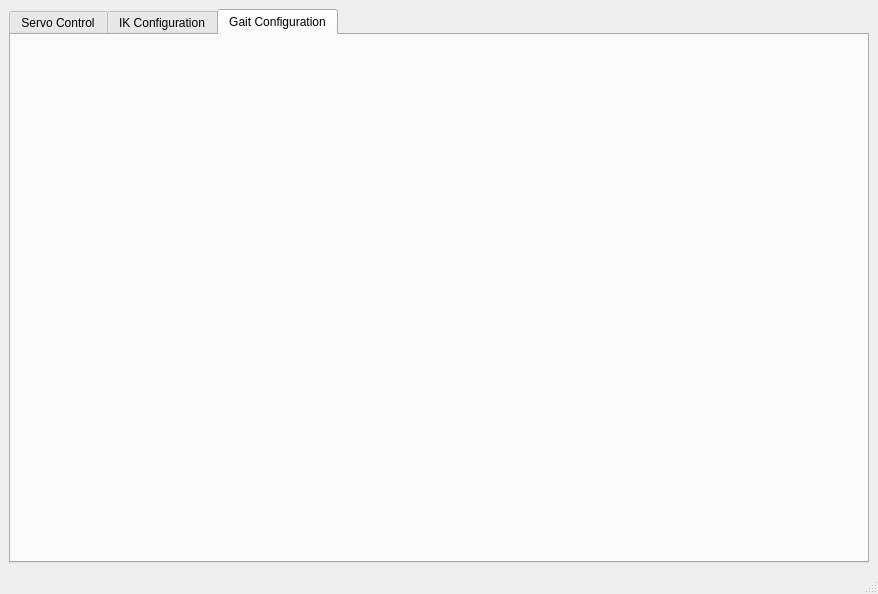
mjbots/mjmech, file mtool_main_window.ui: the form before one commit.
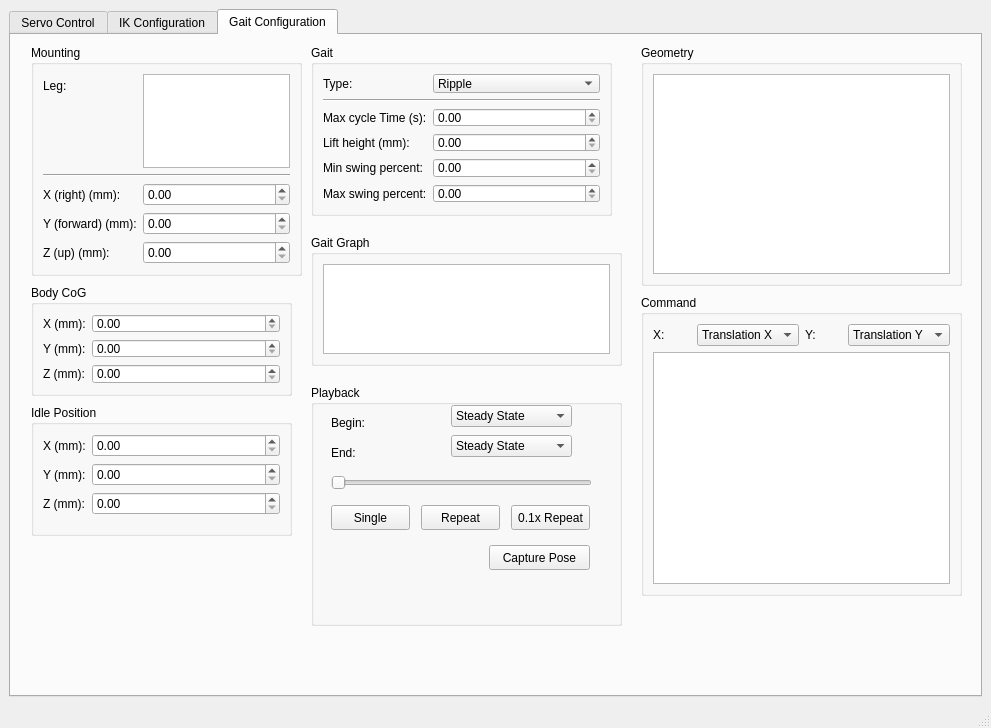
The form after the commit. The open tabs and pages were chosen to show the change.

Commit message: In-progress work on the gait tab of mtool.

```diff
--- a/mtool_main_window.ui
+++ b/mtool_main_window.ui
@@ -6,8 +6,8 @@
    <rect>
     <x>0</x>
     <y>0</y>
-    <width>878</width>
-    <height>594</height>
+    <width>991</width>
+    <height>728</height>
    </rect>
   </property>
   <property name="windowTitle">
@@ -797,6 +797,523 @@
        <attribute name="title">
         <string>Gait Configuration</string>
        </attribute>
+       <widget class="QGroupBox" name="groupBox">
+        <property name="geometry">
+         <rect>
+          <x>630</x>
+          <y>10</y>
+          <width>321</width>
+          <height>241</height>
+         </rect>
+        </property>
+        <property name="title">
+         <string>Geometry</string>
+        </property>
+        <layout class="QVBoxLayout" name="verticalLayout_9">
+         <item>
+          <widget class="QGraphicsView" name="graphicsView_3"/>
+         </item>
+        </layout>
+       </widget>
+       <widget class="QGroupBox" name="groupBox_2">
+        <property name="geometry">
+         <rect>
+          <x>630</x>
+          <y>260</y>
+          <width>321</width>
+          <height>301</height>
+         </rect>
+        </property>
+        <property name="title">
+         <string>Command</string>
+        </property>
+        <layout class="QVBoxLayout" name="verticalLayout_8">
+         <item>
+          <layout class="QHBoxLayout" name="horizontalLayout_5">
+           <item>
+            <widget class="QLabel" name="label_18">
+             <property name="text">
+              <string>X:</string>
+             </property>
+            </widget>
+           </item>
+           <item>
+            <widget class="QComboBox" name="comboBox_4">
+             <item>
+              <property name="text">
+               <string>Translation X</string>
+              </property>
+             </item>
+             <item>
+              <property name="text">
+               <string>Translation Y</string>
+              </property>
+             </item>
+             <item>
+              <property name="text">
+               <string>Rotation</string>
+              </property>
+             </item>
+             <item>
+              <property name="text">
+               <string>Body Pitch</string>
+              </property>
+             </item>
+             <item>
+              <property name="text">
+               <string>Body Roll</string>
+              </property>
+             </item>
+             <item>
+              <property name="text">
+               <string>Body Yaw</string>
+              </property>
+             </item>
+            </widget>
+           </item>
+           <item>
+            <widget class="QLabel" name="label_19">
+             <property name="text">
+              <string>Y:</string>
+             </property>
+            </widget>
+           </item>
+           <item>
+            <widget class="QComboBox" name="comboBox_5">
+             <property name="currentIndex">
+              <number>1</number>
+             </property>
+             <item>
+              <property name="text">
+               <string>Translation X</string>
+              </property>
+             </item>
+             <item>
+              <property name="text">
+               <string>Translation Y</string>
+              </property>
+             </item>
+             <item>
+              <property name="text">
+               <string>Rotation</string>
+              </property>
+             </item>
+             <item>
+              <property name="text">
+               <string>Body Pitch</string>
+              </property>
+             </item>
+             <item>
+              <property name="text">
+               <string>Body Roll</string>
+              </property>
+             </item>
+             <item>
+              <property name="text">
+               <string>Body Yaw</string>
+              </property>
+             </item>
+            </widget>
+           </item>
+          </layout>
+         </item>
+         <item>
+          <widget class="QGraphicsView" name="graphicsView_2"/>
+         </item>
+        </layout>
+       </widget>
+       <widget class="QGroupBox" name="groupBox_6">
+        <property name="geometry">
+         <rect>
+          <x>20</x>
+          <y>10</y>
+          <width>271</width>
+          <height>231</height>
+         </rect>
+        </property>
+        <property name="title">
+         <string>Mounting</string>
+        </property>
+        <layout class="QFormLayout" name="formLayout_3">
+         <item row="0" column="0">
+          <widget class="QLabel" name="label">
+           <property name="text">
+            <string>Leg:</string>
+           </property>
+          </widget>
+         </item>
+         <item row="0" column="1">
+          <widget class="QListWidget" name="listWidget"/>
+         </item>
+         <item row="1" column="0" colspan="2">
+          <widget class="Line" name="line_5">
+           <property name="orientation">
+            <enum>Qt::Horizontal</enum>
+           </property>
+          </widget>
+         </item>
+         <item row="2" column="0">
+          <widget class="QLabel" name="label_2">
+           <property name="text">
+            <string>X (right) (mm):</string>
+           </property>
+          </widget>
+         </item>
+         <item row="2" column="1">
+          <widget class="QDoubleSpinBox" name="doubleSpinBox"/>
+         </item>
+         <item row="3" column="0">
+          <widget class="QLabel" name="label_3">
+           <property name="text">
+            <string>Y (forward) (mm):</string>
+           </property>
+          </widget>
+         </item>
+         <item row="3" column="1">
+          <widget class="QDoubleSpinBox" name="doubleSpinBox_2"/>
+         </item>
+         <item row="4" column="0">
+          <widget class="QLabel" name="label_4">
+           <property name="text">
+            <string>Z (up) (mm):</string>
+           </property>
+          </widget>
+         </item>
+         <item row="4" column="1">
+          <widget class="QDoubleSpinBox" name="doubleSpinBox_3"/>
+         </item>
+        </layout>
+       </widget>
+       <widget class="QGroupBox" name="groupBox_7">
+        <property name="geometry">
+         <rect>
+          <x>300</x>
+          <y>10</y>
+          <width>301</width>
+          <height>171</height>
+         </rect>
+        </property>
+        <property name="title">
+         <string>Gait</string>
+        </property>
+        <layout class="QFormLayout" name="formLayout_6">
+         <item row="0" column="0">
+          <widget class="QLabel" name="label_5">
+           <property name="text">
+            <string>Type:</string>
+           </property>
+          </widget>
+         </item>
+         <item row="0" column="1">
+          <widget class="QComboBox" name="comboBox">
+           <item>
+            <property name="text">
+             <string>Ripple</string>
+            </property>
+           </item>
+          </widget>
+         </item>
+         <item row="1" column="0" colspan="2">
+          <widget class="Line" name="line_6">
+           <property name="orientation">
+            <enum>Qt::Horizontal</enum>
+           </property>
+          </widget>
+         </item>
+         <item row="2" column="0">
+          <widget class="QLabel" name="label_6">
+           <property name="text">
+            <string>Max cycle Time (s):</string>
+           </property>
+          </widget>
+         </item>
+         <item row="2" column="1">
+          <widget class="QDoubleSpinBox" name="doubleSpinBox_4"/>
+         </item>
+         <item row="3" column="0">
+          <widget class="QLabel" name="label_7">
+           <property name="text">
+            <string>Lift height (mm):</string>
+           </property>
+          </widget>
+         </item>
+         <item row="3" column="1">
+          <widget class="QDoubleSpinBox" name="doubleSpinBox_5"/>
+         </item>
+         <item row="4" column="0">
+          <widget class="QLabel" name="label_8">
+           <property name="text">
+            <string>Min swing percent:</string>
+           </property>
+          </widget>
+         </item>
+         <item row="4" column="1">
+          <widget class="QDoubleSpinBox" name="doubleSpinBox_6"/>
+         </item>
+         <item row="5" column="0">
+          <widget class="QLabel" name="label_9">
+           <property name="text">
+            <string>Max swing percent:</string>
+           </property>
+          </widget>
+         </item>
+         <item row="5" column="1">
+          <widget class="QDoubleSpinBox" name="doubleSpinBox_7"/>
+         </item>
+        </layout>
+       </widget>
+       <widget class="QGroupBox" name="groupBox_8">
+        <property name="geometry">
+         <rect>
+          <x>300</x>
+          <y>200</y>
+          <width>311</width>
+          <height>131</height>
+         </rect>
+        </property>
+        <property name="title">
+         <string>Gait Graph</string>
+        </property>
+        <layout class="QVBoxLayout" name="verticalLayout_7">
+         <item>
+          <widget class="QGraphicsView" name="graphicsView"/>
+         </item>
+        </layout>
+       </widget>
+       <widget class="QGroupBox" name="groupBox_9">
+        <property name="geometry">
+         <rect>
+          <x>20</x>
+          <y>370</y>
+          <width>261</width>
+          <height>131</height>
+         </rect>
+        </property>
+        <property name="title">
+         <string>Idle Position</string>
+        </property>
+        <layout class="QFormLayout" name="formLayout_5">
+         <item row="0" column="0">
+          <widget class="QLabel" name="label_10">
+           <property name="text">
+            <string>X (mm):</string>
+           </property>
+          </widget>
+         </item>
+         <item row="0" column="1">
+          <widget class="QDoubleSpinBox" name="doubleSpinBox_8"/>
+         </item>
+         <item row="1" column="0">
+          <widget class="QLabel" name="label_11">
+           <property name="text">
+            <string>Y (mm):</string>
+           </property>
+          </widget>
+         </item>
+         <item row="1" column="1">
+          <widget class="QDoubleSpinBox" name="doubleSpinBox_9"/>
+         </item>
+         <item row="2" column="0">
+          <widget class="QLabel" name="label_12">
+           <property name="text">
+            <string>Z (mm):</string>
+           </property>
+          </widget>
+         </item>
+         <item row="2" column="1">
+          <widget class="QDoubleSpinBox" name="doubleSpinBox_10"/>
+         </item>
+        </layout>
+       </widget>
+       <widget class="QGroupBox" name="groupBox_10">
+        <property name="geometry">
+         <rect>
+          <x>20</x>
+          <y>250</y>
+          <width>261</width>
+          <height>111</height>
+         </rect>
+        </property>
+        <property name="title">
+         <string>Body CoG</string>
+        </property>
+        <layout class="QFormLayout" name="formLayout_4">
+         <item row="0" column="0">
+          <widget class="QLabel" name="label_13">
+           <property name="text">
+            <string>X (mm):</string>
+           </property>
+          </widget>
+         </item>
+         <item row="0" column="1">
+          <widget class="QDoubleSpinBox" name="doubleSpinBox_11"/>
+         </item>
+         <item row="1" column="0">
+          <widget class="QLabel" name="label_14">
+           <property name="text">
+            <string>Y (mm):</string>
+           </property>
+          </widget>
+         </item>
+         <item row="1" column="1">
+          <widget class="QDoubleSpinBox" name="doubleSpinBox_12"/>
+         </item>
+         <item row="2" column="0">
+          <widget class="QLabel" name="label_15">
+           <property name="text">
+            <string>Z (mm):</string>
+           </property>
+          </widget>
+         </item>
+         <item row="2" column="1">
+          <widget class="QDoubleSpinBox" name="doubleSpinBox_13"/>
+         </item>
+        </layout>
+       </widget>
+       <widget class="QGroupBox" name="groupBox_11">
+        <property name="geometry">
+         <rect>
+          <x>300</x>
+          <y>350</y>
+          <width>311</width>
+          <height>241</height>
+         </rect>
+        </property>
+        <property name="title">
+         <string>Playback</string>
+        </property>
+        <widget class="QLabel" name="label_16">
+         <property name="geometry">
+          <rect>
+           <x>20</x>
+           <y>30</y>
+           <width>41</width>
+           <height>16</height>
+          </rect>
+         </property>
+         <property name="text">
+          <string>Begin:</string>
+         </property>
+        </widget>
+        <widget class="QComboBox" name="comboBox_2">
+         <property name="geometry">
+          <rect>
+           <x>140</x>
+           <y>20</y>
+           <width>121</width>
+           <height>22</height>
+          </rect>
+         </property>
+         <item>
+          <property name="text">
+           <string>Steady State</string>
+          </property>
+         </item>
+         <item>
+          <property name="text">
+           <string>Idle</string>
+          </property>
+         </item>
+        </widget>
+        <widget class="QLabel" name="label_17">
+         <property name="geometry">
+          <rect>
+           <x>20</x>
+           <y>60</y>
+           <width>57</width>
+           <height>15</height>
+          </rect>
+         </property>
+         <property name="text">
+          <string>End:</string>
+         </property>
+        </widget>
+        <widget class="QComboBox" name="comboBox_3">
+         <property name="geometry">
+          <rect>
+           <x>140</x>
+           <y>50</y>
+           <width>121</width>
+           <height>22</height>
+          </rect>
+         </property>
+         <item>
+          <property name="text">
+           <string>Steady State</string>
+          </property>
+         </item>
+         <item>
+          <property name="text">
+           <string>Idle</string>
+          </property>
+         </item>
+        </widget>
+        <widget class="QSlider" name="horizontalSlider">
+         <property name="geometry">
+          <rect>
+           <x>20</x>
+           <y>90</y>
+           <width>261</width>
+           <height>16</height>
+          </rect>
+         </property>
+         <property name="orientation">
+          <enum>Qt::Horizontal</enum>
+         </property>
+        </widget>
+        <widget class="QPushButton" name="pushButton">
+         <property name="geometry">
+          <rect>
+           <x>20</x>
+           <y>120</y>
+           <width>79</width>
+           <height>25</height>
+          </rect>
+         </property>
+         <property name="text">
+          <string>Single</string>
+         </property>
+        </widget>
+        <widget class="QPushButton" name="pushButton_2">
+         <property name="geometry">
+          <rect>
+           <x>110</x>
+           <y>120</y>
+           <width>79</width>
+           <height>25</height>
+          </rect>
+         </property>
+         <property name="text">
+          <string>Repeat</string>
+         </property>
+        </widget>
+        <widget class="QPushButton" name="pushButton_3">
+         <property name="geometry">
+          <rect>
+           <x>200</x>
+           <y>120</y>
+           <width>79</width>
+           <height>25</height>
+          </rect>
+         </property>
+         <property name="text">
+          <string>0.1x Repeat</string>
+         </property>
+        </widget>
+        <widget class="QPushButton" name="pushButton_4">
+         <property name="geometry">
+          <rect>
+           <x>178</x>
+           <y>160</y>
+           <width>101</width>
+           <height>25</height>
+          </rect>
+         </property>
+         <property name="text">
+          <string>Capture Pose</string>
+         </property>
+        </widget>
+       </widget>
       </widget>
      </widget>
     </item>
```
Left out of the diff: 8 changed lines with no effect on the pictures.
